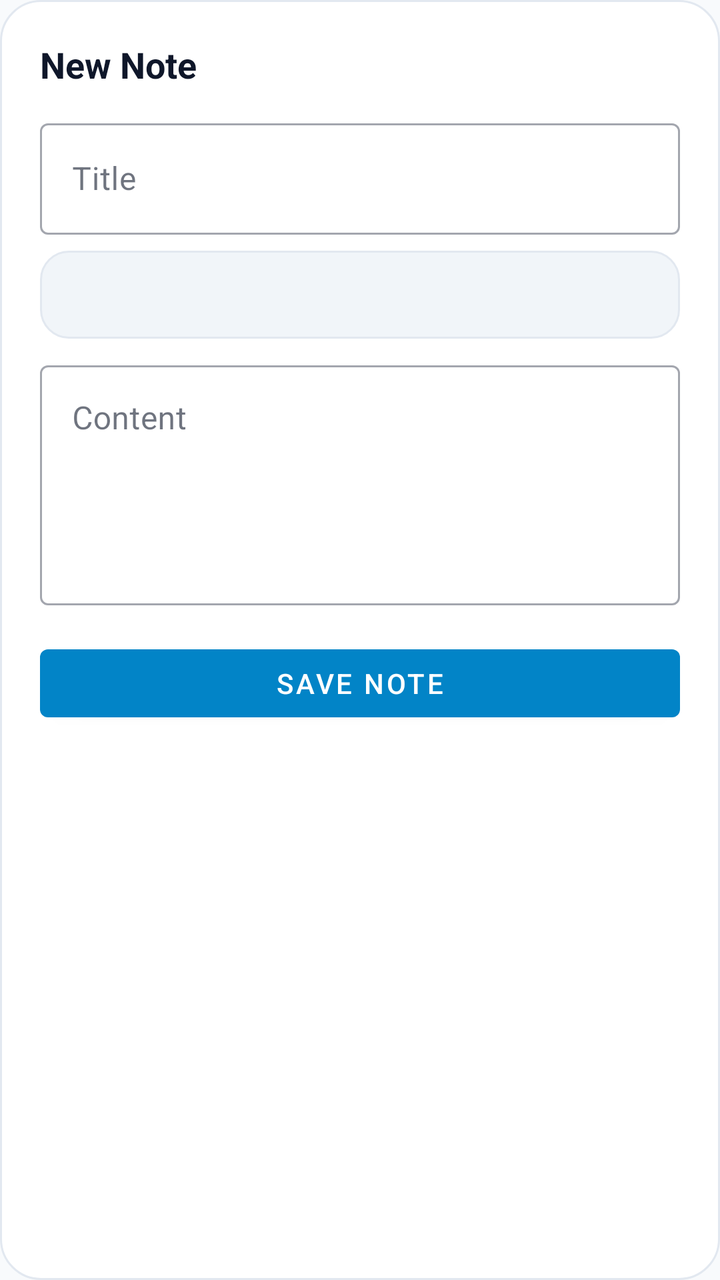
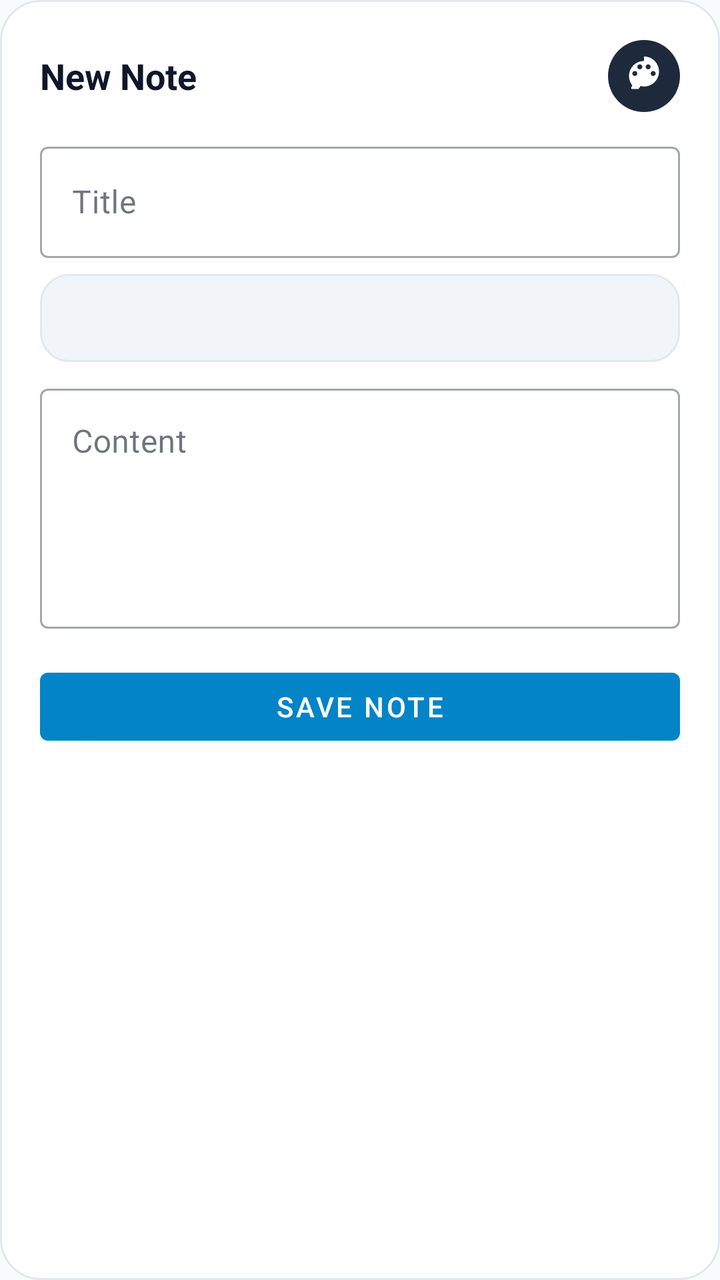

Compare the two renders of this Android layout. The source of the first and the diff that turns it into the second are given below.
<!-- AndroidManifest.xml: application theme Theme.LifeSync -->
<!-- res/layout/dialog_add_note.xml -->
<?xml version="1.0" encoding="utf-8"?>
<LinearLayout xmlns:android="http://schemas.android.com/apk/res/android"
    xmlns:app="http://schemas.android.com/apk/res-auto"
    android:layout_width="match_parent"
    android:layout_height="wrap_content"
    android:background="@drawable/bg_dialog_glass"
    android:orientation="vertical"
    android:padding="20dp">

    <TextView
        android:layout_width="wrap_content"
        android:layout_height="wrap_content"
        android:text="New Note"
        android:textColor="@color/text_primary"
        android:textSize="18sp"
        android:textStyle="bold" />

    <com.google.android.material.textfield.TextInputLayout
        style="@style/Widget.MaterialComponents.TextInputLayout.OutlinedBox"
        android:layout_width="match_parent"
        android:layout_height="wrap_content"
        android:layout_marginTop="12dp"
        android:hint="Title">

        <com.google.android.material.textfield.TextInputEditText
            android:id="@+id/etNoteTitle"
            android:layout_width="match_parent"
            android:layout_height="wrap_content" />
    </com.google.android.material.textfield.TextInputLayout>

    <Spinner
        android:id="@+id/spNoteCategory"
        android:layout_width="match_parent"
        android:layout_height="44dp"
        android:layout_marginTop="8dp"
        android:background="@drawable/bg_chip_unselected" />

    <com.google.android.material.textfield.TextInputLayout
        style="@style/Widget.MaterialComponents.TextInputLayout.OutlinedBox"
        android:layout_width="match_parent"
        android:layout_height="wrap_content"
        android:layout_marginTop="8dp"
        android:hint="Content">

        <com.google.android.material.textfield.TextInputEditText
            android:id="@+id/etNoteContent"
            android:layout_width="match_parent"
            android:layout_height="120dp"
            android:gravity="top"
            android:inputType="textMultiLine" />
    </com.google.android.material.textfield.TextInputLayout>

    <com.google.android.material.button.MaterialButton
        android:id="@+id/btnSaveNote"
        android:layout_width="match_parent"
        android:layout_height="46dp"
        android:layout_marginTop="16dp"
        android:text="Save Note" />

</LinearLayout>
<!-- resources referenced by this layout -->
<resources>
  <color name="text_primary">#0F172A</color>
  <!-- drawable bg_chip_unselected (drawable) -->
  <?xml version="1.0" encoding="utf-8"?>
  <shape xmlns:android="http://schemas.android.com/apk/res/android"
      android:shape="rectangle">
      <solid android:color="@color/surface_variant" />
      <corners android:radius="14dp" />
      <stroke
          android:width="1dp"
          android:color="@color/card_stroke" />
  </shape>
  <!-- drawable bg_dialog_glass (drawable) -->
  <?xml version="1.0" encoding="utf-8"?>
  <shape xmlns:android="http://schemas.android.com/apk/res/android"
      android:shape="rectangle">
      <corners android:radius="20dp" />
      <solid android:color="@color/surface" />
      <stroke
          android:width="1dp"
          android:color="@color/card_stroke" />
  </shape>
  <color name="surface_variant">#F1F5F9</color>
  <color name="card_stroke">#E2E8F0</color>
  <color name="surface">#FFFFFF</color>
  <color name="primary">#0284C7</color>
  <color name="primary_variant">#0369A1</color>
  <color name="on_primary">#FFFFFF</color>
  <color name="secondary">#7C3AED</color>
  <color name="secondary_variant">#6D28D9</color>
  <color name="on_secondary">#FFFFFF</color>
  <color name="text_secondary">#64748B</color>
  <color name="background">#F8FAFC</color>
  <style name="CardElevationRounded" parent="Widget.MaterialComponents.CardView">
          <item name="cardCornerRadius">22dp</item>
          <item name="cardElevation">2dp</item>
          <item name="strokeWidth">1dp</item>
          <item name="strokeColor">@color/card_stroke</item>
          <item name="cardBackgroundColor">@color/surface_card</item>
      </style>
  <style name="DuoRhythmTextView" parent="android:Widget.TextView">
          <item name="android:lineSpacingExtra">2dp</item>
          <item name="android:fontFamily">sans-serif</item>
          <item name="android:includeFontPadding">true</item>
      </style>
  <style name="DuoRhythmEditText" parent="android:Widget.EditText">
          <item name="android:lineSpacingExtra">2dp</item>
          <item name="android:fontFamily">sans-serif</item>
          <item name="android:includeFontPadding">true</item>
          <item name="android:textColor">@color/text_primary</item>
          <item name="android:textColorHint">@color/text_secondary</item>
      </style>
  <color name="surface_card">#FFFFFF</color>
  <!-- unchanged entries left out for length: 1 -->
</resources>

<!-- the commit's change to res/layout/dialog_add_note.xml (unified diff, before → after) -->
@@ -7,13 +7,35 @@
     android:orientation="vertical"
     android:padding="20dp">
 
-    <TextView
-        android:layout_width="wrap_content"
+    <LinearLayout
+        android:layout_width="match_parent"
         android:layout_height="wrap_content"
-        android:text="New Note"
-        android:textColor="@color/text_primary"
-        android:textSize="18sp"
-        android:textStyle="bold" />
+        android:gravity="center_vertical"
+        android:orientation="horizontal">
+
+        <TextView
+            android:id="@+id/tvNoteDialogTitle"
+            android:layout_width="0dp"
+            android:layout_height="wrap_content"
+            android:layout_weight="1"
+            android:text="New Note"
+            android:textColor="@color/text_primary"
+            android:textSize="18sp"
+            android:textStyle="bold" />
+
+        <ImageView
+            android:id="@+id/btnNotePalette"
+            android:layout_width="36dp"
+            android:layout_height="36dp"
+            android:background="@drawable/bg_color_circle_fill"
+            android:backgroundTint="#1E293B"
+            android:clickable="true"
+            android:contentDescription="Pick Note Color"
+            android:focusable="true"
+            android:padding="8dp"
+            android:src="@drawable/ic_palette"
+            app:tint="@color/white" />
+    </LinearLayout>
 
     <com.google.android.material.textfield.TextInputLayout
         style="@style/Widget.MaterialComponents.TextInputLayout.OutlinedBox"
<!-- resource entries referenced after the edit -->
@@ -1,6 +1,7 @@
 <!-- resources referenced by this layout -->
 <resources>
   <color name="text_primary">#0F172A</color>
+  <color name="white">#FFFFFF</color>
   <!-- drawable bg_chip_unselected (drawable) -->
   <?xml version="1.0" encoding="utf-8"?>
   <shape xmlns:android="http://schemas.android.com/apk/res/android"
@@ -10,6 +11,12 @@
       <stroke
           android:width="1dp"
           android:color="@color/card_stroke" />
+  </shape>
+  <!-- drawable bg_color_circle_fill (drawable) -->
+  <?xml version="1.0" encoding="utf-8"?>
+  <shape xmlns:android="http://schemas.android.com/apk/res/android"
+      android:shape="oval">
+      <solid android:color="#FFFFFF" />
   </shape>
   <!-- drawable bg_dialog_glass (drawable) -->
   <?xml version="1.0" encoding="utf-8"?>
@@ -21,6 +28,16 @@
           android:width="1dp"
           android:color="@color/card_stroke" />
   </shape>
+  <!-- drawable ic_palette (drawable) -->
+  <vector xmlns:android="http://schemas.android.com/apk/res/android"
+      android:width="24dp"
+      android:height="24dp"
+      android:viewportWidth="24"
+      android:viewportHeight="24">
+      <path
+          android:fillColor="@android:color/white"
+          android:pathData="M12,3c-4.97,0 -9,4.03 -9,9 0,2.12 0.74,4.07 1.97,5.61L4.35,18.99C4.13,19.34 4.38,19.8 4.79,19.8h3.33c0.41,0 0.79,-0.2 1.02,-0.55l0.87,-1.29c0.63,0.22 1.3,0.34 2,0.34 4.97,0 9,-4.03 9,-9s-4.03,-9 -9,-9zm-5.5,9c-0.83,0 -1.5,-0.67 -1.5,-1.5S5.67,9 6.5,9 8,9.67 8,10.5 7.33,12 6.5,12zm3,-4C8.67,8 8,7.33 8,6.5S8.67,5 9.5,5s1.5,0.67 1.5,1.5S10.33,8 9.5,8zm5,0c-0.83,0 -1.5,-0.67 -1.5,-1.5S13.67,5 14.5,5s1.5,0.67 1.5,1.5S15.33,8 14.5,8zm3,4c-0.83,0 -1.5,-0.67 -1.5,-1.5S16.67,9 17.5,9s1.5,0.67 1.5,1.5 -0.67,1.5 -1.5,1.5z"/>
+  </vector>
   <color name="surface_variant">#F1F5F9</color>
   <color name="card_stroke">#E2E8F0</color>
   <color name="surface">#FFFFFF</color>
